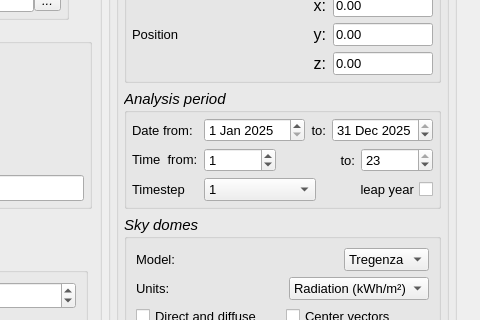
Above: SkyDomes.ui from Francisco-Rosa/Solar before the change; both pictures show x 222 to 702 and y 105 to 425 of the 894 by 653 pixel window. Below: the same form after it.
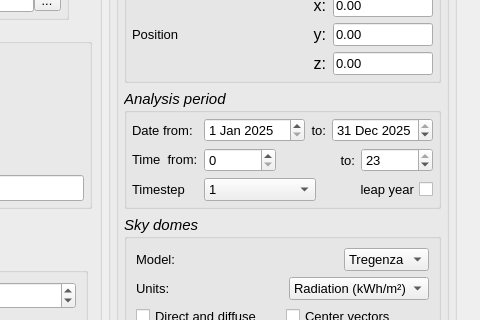
That is the form after the change.

Commit message: Changed timestep actions

Diff of the .ui file:
```diff
--- a/SkyDomes.ui
+++ b/SkyDomes.ui
@@ -1389,7 +1389,7 @@
                          <number>23</number>
                         </property>
                         <property name="value">
-                         <number>1</number>
+                         <number>0</number>
                         </property>
                        </widget>
                       </item>
```
The commit also changes 2 other files.
